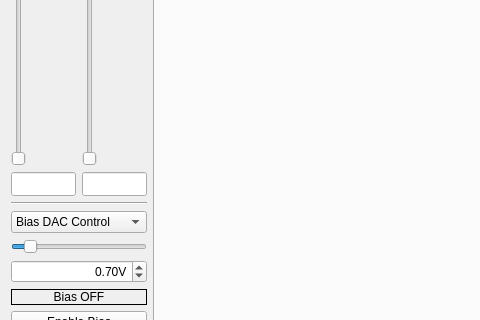
This is muondetector-gui/src/main/mainwindow.ui in MuonPi/muondetector as Qt 5 draws it before an edit; both pictures show x 0 to 480 and y 285 to 605 of the 816 by 720 pixel window. The edited form follows.
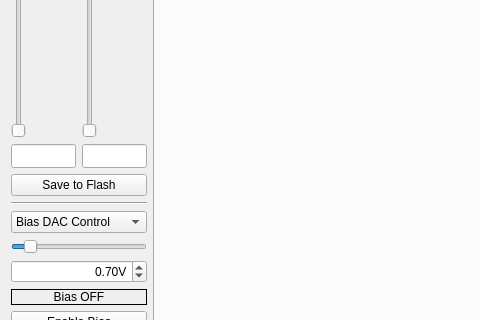
This is the edited form.

Commit message: Added Button to save dac values to eeprom.

```diff
--- a/muondetector-gui/src/main/mainwindow.ui
+++ b/muondetector-gui/src/main/mainwindow.ui
@@ -269,6 +269,13 @@
         </item>
        </layout>
       </item>
+      <item>
+       <widget class="QPushButton" name="saveThresholdsButton">
+        <property name="text">
+         <string>Save to Flash</string>
+        </property>
+       </widget>
+      </item>
       <item>
        <layout class="QVBoxLayout" name="verticalLayout">
         <item>
```
Left out of the diff: 24 changed lines with no effect on the pictures. The commit also changes 6 other files.
